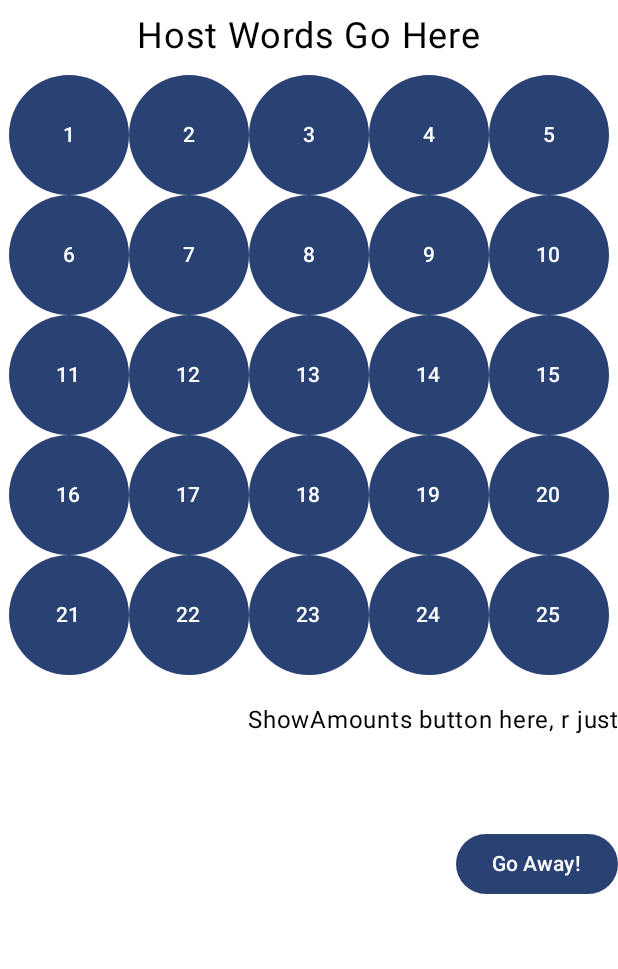
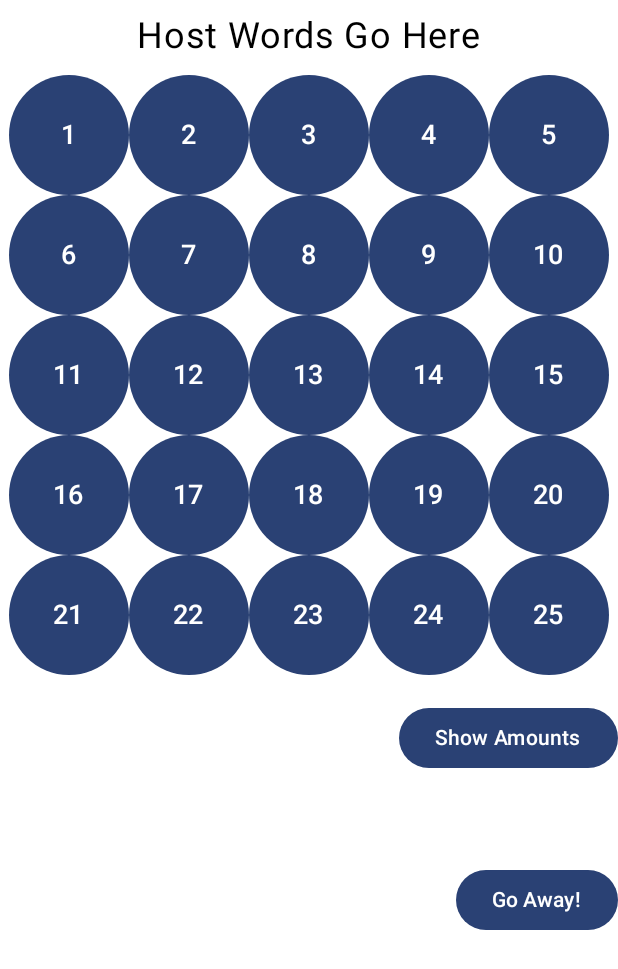
Before and after one commit to calvinc-org-10/BankerCheats, an Android app built with Jetpack Compose: the @Preview function MainScreenPreview, on a phone screen of 412 x 824 dp. Shown: the top 969 px of the screen. Run offline under Robolectric (Android 15) with nearby library versions, the light colour scheme and no system bars.

Commit message:
continuing work ...

```diff
--- a/app/src/main/java/com/calvinc/dond5/DONDComposables.kt
+++ b/app/src/main/java/com/calvinc/dond5/DONDComposables.kt
@@ -2,12 +2,12 @@ package com.calvinc.dond5
 
 import androidx.compose.foundation.Image
 import androidx.compose.foundation.layout.Arrangement
-import androidx.compose.foundation.layout.Box
 import androidx.compose.foundation.layout.Column
 import androidx.compose.foundation.layout.Row
 import androidx.compose.foundation.layout.Spacer
 import androidx.compose.foundation.layout.fillMaxWidth
 import androidx.compose.foundation.layout.height
+import androidx.compose.foundation.layout.padding
 import androidx.compose.foundation.layout.size
 import androidx.compose.foundation.layout.width
 import androidx.compose.material.icons.Icons
@@ -29,12 +29,10 @@ import androidx.compose.ui.graphics.Color
 import androidx.compose.ui.platform.LocalConfiguration
 import androidx.compose.ui.res.painterResource
 import androidx.compose.ui.res.stringResource
-import androidx.compose.ui.text.TextStyle
 import androidx.compose.ui.text.font.Font
 import androidx.compose.ui.text.font.FontFamily
 import androidx.compose.ui.text.style.TextAlign
 import androidx.compose.ui.tooling.preview.Preview
-import androidx.compose.ui.unit.TextUnit
 import androidx.compose.ui.unit.dp
 import androidx.compose.ui.unit.sp
 import androidx.compose.ui.window.DialogProperties
@@ -60,9 +58,6 @@ object DONDComposables {
         )
         {
             if (showSplash) {
-                Text(
-                    text = DONDGlobals.TID,
-                )
                 Spacer(modifier = Modifier.height(10.dp))
                 Image(
                     painter = painterResource(id = R.drawable.banker1),
@@ -95,7 +90,7 @@ object DONDComposables {
         DONDCasescaseVisible:Map<Int,Boolean>,
         hostWords:String, congrats:String = "",
         onBoxOpen: (n:Int) -> Unit,
-        terminatorfunction: () -> Unit,
+        miscfunctions: (f:String) -> Unit,
         DONDCasescaseContents:Map<Int,Int> = mapOf()
     ) {
         val endGameReveal = (congrats != "")
@@ -125,14 +120,17 @@ object DONDComposables {
                         )
                         {
                             Column {
-                                Text((row + col).toString())
+                                Text(
+                                    (row + col).toString(),
+                                    fontSize = 18.sp
+                                )
                                 if (endGameReveal && DONDCasescaseVisible[row + col]!!) {
                                     Text(
                                         String.format(
                                             "%1$,d",
                                             DONDGlobals.Amount[DONDCasescaseContents[row+col]!!]
                                         ),
-                                        fontSize = 8.sp
+                                        fontSize = 10.sp
                                     )
                                 }
                             }
@@ -150,11 +148,12 @@ object DONDComposables {
                     Column(horizontalAlignment = Alignment.Start) {
                         Text(
                             text = "Your Case is",
+                            modifier = Modifier.padding(start = 4.dp)
                         )
                         Text(
-                            modifier = Modifier.size(25.dp),
+                            modifier = Modifier.padding(start = 24.dp),
                             text = DONDGlobals.intMyCase.toString(),
-                            fontSize = 20.sp
+                            fontSize = 24.sp
                         )
                     }
                 }
@@ -167,18 +166,30 @@ object DONDComposables {
                 }
             }
             Spacer(modifier = Modifier.height(6.dp))
-            Row(
-                modifier = Modifier.fillMaxWidth(),
-                horizontalArrangement = Arrangement.End
-            ) {
-                Text(
-                    text = "ShowAmounts button here, r just",
-                    textAlign = TextAlign.End,
-                )
+            if (!endGameReveal) {
+                Row(
+                    modifier = Modifier.fillMaxWidth(),
+                    horizontalArrangement = Arrangement.End
+                ) {
+                    Button(
+                        onClick = { miscfunctions("amounts") },
+                    ) {
+                        Text(text = "Show Amounts")
+                    }
+                }
             }
             Spacer(modifier = Modifier.height(60.dp))
+            if (endGameReveal) {
+                Button(
+                    onClick = { miscfunctions("again") },
+                    modifier = Modifier.align(Alignment.End),
+                ) {
+                    Text(text = "Play Again")
+                }
+                Spacer(modifier = Modifier.height(6.dp))
+            }
             Button(
-                onClick = { terminatorfunction() },
+                onClick = { miscfunctions("stop") },
                 modifier = Modifier.align(Alignment.End),
             ) {
                 Text(text = "Go Away!")
@@ -353,7 +364,7 @@ fun MainScreenPreview() {
             DONDCasescaseVisible = dummyMap,
             hostWords = "Host Words Go Here",
             onBoxOpen = { },
-            terminatorfunction = { }
+            miscfunctions = { }
         )
     }
 }
--- a/app/src/main/java/com/calvinc/dond5/DONDGlobals.kt
+++ b/app/src/main/java/com/calvinc/dond5/DONDGlobals.kt
@@ -1,6 +1,4 @@
 package com.calvinc.dond5
-
-import java.time.Instant
 
 //TODO:  Move DONDGlobals to MainActivity.companion?
 object DONDGlobals {
@@ -11,8 +9,6 @@ object DONDGlobals {
     const val offerMinPctDelta = 0.07
     const val absOfferMaxPct = 0.83
     const val offerMaxPctDelta = 0.0625
-
-    val TID = "Test ID ${Instant.now()}"
 
     /*
     changes to DONDCases drive recomposition of DONDComposables.MainScreen.
```
Also changed, not shown: app/src/main/java/com/calvinc/dond5/MainActivity.kt (+24 -30 lines), 1 other file.
